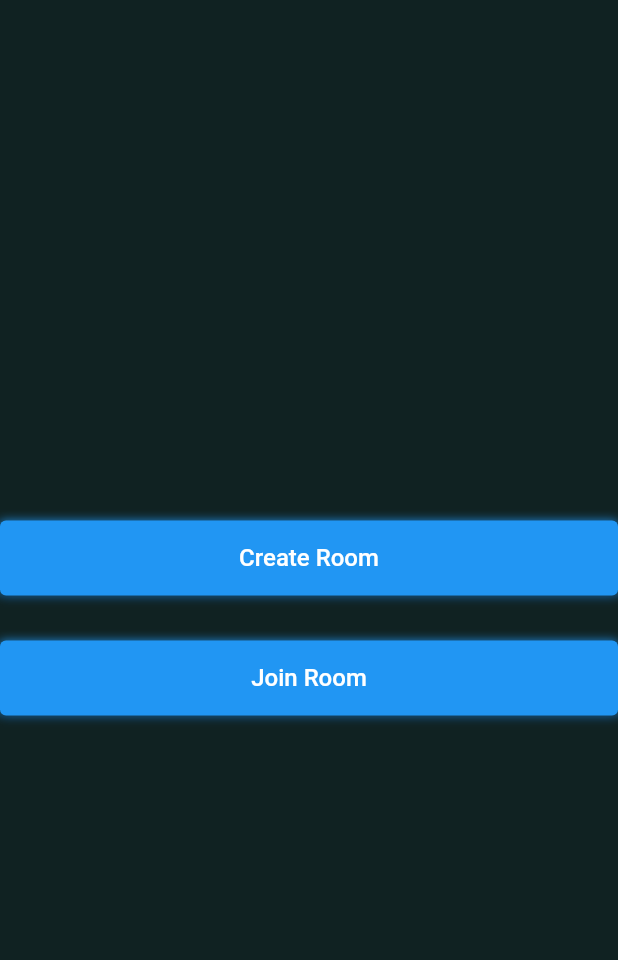
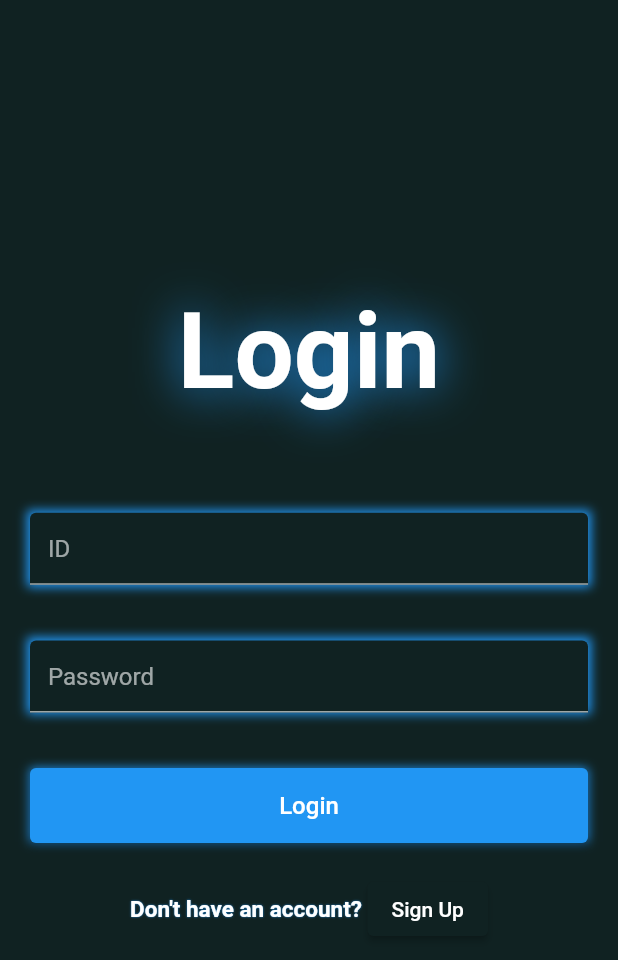
Before and after one commit to ssajiny/flutter_socket, a Flutter app: the screen it shows after launch, on a phone screen of 412 x 824 dp. Shown: the top 960 px of the screen. Run offline on Flutter 3.47's test engine with Material 2 defaults, Android fonts, the phone set to English and light mode, and no system bars; our stand-ins replace supabase_flutter; accounts and stored records are empty.

Commit message:
login & sign up UI

```diff
--- a/lib/main.dart
+++ b/lib/main.dart
@@ -1,12 +1,26 @@
 import 'package:flutter/material.dart';
 import 'package:flutter_socket/screens/create_room_screen.dart';
 import 'package:flutter_socket/screens/join_room_screen.dart';
+import 'package:flutter_socket/screens/login_screen.dart';
 import 'package:flutter_socket/screens/main_menu.dart';
+import 'package:flutter_socket/screens/sign_up_screen.dart';
+import 'package:flutter_socket/screens/splash_screen.dart';
 import 'package:flutter_socket/utils/colors.dart';
+import 'package:flutter_socket/assets/constants.dart' as constants;
 
-void main() {
+import 'package:supabase_flutter/supabase_flutter.dart';
+
+void main() async {
+  await Supabase.initialize(
+    url: constants.url,
+    anonKey: constants.anonKey,
+    realtimeClientOptions: const RealtimeClientOptions(eventsPerSecond: 40),
+    authFlowType: AuthFlowType.pkce,
+  );
   runApp(const MyApp());
 }
+
+final supabase = Supabase.instance.client;
 
 class MyApp extends StatelessWidget {
   const MyApp({super.key});
@@ -17,11 +31,14 @@ class MyApp extends StatelessWidget {
       title: 'Flutter Demo',
       theme: ThemeData.dark().copyWith(scaffoldBackgroundColor: bgCololor),
       routes: {
+        SplashScreen.routeName: (context) => const SplashScreen(),
+        LoginScreen.routeName: (context) => const LoginScreen(),
         MainMenuScreen.routeName: (context) => const MainMenuScreen(),
         CreateRoomScreen.routeName: (context) => const CreateRoomScreen(),
         JoinRoomScreen.routeName: (context) => const JoinRoomScreen(),
+        SignUpScreen.routeName: (context) => const SignUpScreen(),
       },
-      initialRoute: MainMenuScreen.routeName,
+      initialRoute: SplashScreen.routeName,
     );
   }
 }
--- a/lib/screens/create_room_screen.dart
+++ b/lib/screens/create_room_screen.dart
@@ -41,6 +41,7 @@ class _CreateRoomScreenState extends State<CreateRoomScreen> {
                 CustomTextField(
                   controller: _nameController,
                   hintText: 'Enter your nickname',
+                  obscure: false,
                 ),
                 SizedBox(height: size.height * 0.045),
                 CustomButton(onTap: () {}, text: 'Create')
--- a/lib/screens/join_room_screen.dart
+++ b/lib/screens/join_room_screen.dart
@@ -43,14 +43,16 @@ class _JoinRoomScreenState extends State<JoinRoomScreen> {
                 CustomTextField(
                   controller: _nameController,
                   hintText: 'Enter your nickname',
+                  obscure: false,
                 ),
                 const SizedBox(height: 20),
                 CustomTextField(
                   controller: _gameIdController,
                   hintText: 'Enter Game ID',
+                  obscure: false,
                 ),
                 SizedBox(height: size.height * 0.045),
-                CustomButton(onTap: () {}, text: 'Join')
+                CustomButton(onTap: () {}, text: 'Join'),
               ]),
         ),
       ),
--- /dev/null
+++ b/lib/screens/login_screen.dart
@@ -0,0 +1,85 @@
+import 'package:flutter/material.dart';
+import 'package:flutter_socket/responsive/responsive.dart';
+import 'package:flutter_socket/screens/sign_up_screen.dart';
+import 'package:flutter_socket/utils/colors.dart';
+import 'package:flutter_socket/widgets/custom_button.dart';
+import 'package:flutter_socket/widgets/custom_text.dart';
+import 'package:flutter_socket/widgets/custom_textfield.dart';
+
+class LoginScreen extends StatefulWidget {
+  static String routeName = '/login';
+  const LoginScreen({super.key});
+
+  @override
+  State<LoginScreen> createState() => _LoginScreenState();
+}
+
+class _LoginScreenState extends State<LoginScreen> {
+  final TextEditingController _idController = TextEditingController();
+  final TextEditingController _pwController = TextEditingController();
+
+  @override
+  void initState() {
+    super.initState();
+  }
+
+  @override
+  void dispose() {
+    super.dispose();
+    _idController.dispose();
+    _pwController.dispose();
+  }
+
+  @override
+  Widget build(BuildContext context) {
+    final size = MediaQuery.of(context).size;
+
+    return Scaffold(
+      body: Responsive(
+          child: Container(
+        margin: const EdgeInsets.symmetric(horizontal: 20),
+        child: Column(
+            mainAxisAlignment: MainAxisAlignment.center,
+            crossAxisAlignment: CrossAxisAlignment.center,
+            children: [
+              const CustomText(
+                  shadows: [Shadow(blurRadius: 40, color: Colors.blue)],
+                  text: 'Login',
+                  fontSize: 70),
+              SizedBox(height: size.height * 0.08),
+              CustomTextField(
+                controller: _idController,
+                hintText: 'ID',
+                obscure: false,
+              ),
+              SizedBox(height: size.height * 0.045),
+              CustomTextField(
+                controller: _pwController,
+                hintText: 'Password',
+                obscure: true,
+              ),
+              SizedBox(height: size.height * 0.045),
+              CustomButton(onTap: () {}, text: 'Login'),
+              const SizedBox(height: 20),
+              Row(
+                mainAxisAlignment: MainAxisAlignment.center,
+                children: [
+                  const CustomText(
+                      shadows: [Shadow(blurRadius: 1, color: Colors.blue)],
+                      text: 'Don\'t have an account? ',
+                      fontSize: 15),
+                  ElevatedButton(
+                    style: ElevatedButton.styleFrom(backgroundColor: bgCololor),
+                    child: const Text('Sign Up'),
+                    onPressed: () {
+                      Navigator.of(context)
+                          .pushReplacementNamed(SignUpScreen.routeName);
+                    },
+                  )
+                ],
+              ),
+            ]),
+      )),
+    );
+  }
+}
--- a/lib/screens/main_menu.dart
+++ b/lib/screens/main_menu.dart
@@ -6,7 +6,6 @@ import 'package:flutter_socket/widgets/custom_button.dart';
 
 class MainMenuScreen extends StatelessWidget {
   static String routeName = '/main-menu';
-
   const MainMenuScreen({super.key});
 
   void CreateRoom(BuildContext context) {
--- a/lib/widgets/custom_textfield.dart
+++ b/lib/widgets/custom_textfield.dart
@@ -4,9 +4,14 @@ import 'package:flutter_socket/utils/colors.dart';
 class CustomTextField extends StatelessWidget {
   final TextEditingController controller;
   final String hintText;
+  final bool obscure;
 
-  const CustomTextField(
-      {super.key, required this.controller, required this.hintText});
+  const CustomTextField({
+    super.key,
+    required this.controller,
+    required this.hintText,
+    required this.obscure,
+  });
 
   @override
   Widget build(BuildContext context) {
@@ -19,6 +24,7 @@ class CustomTextField extends StatelessWidget {
         )
       ]),
       child: TextField(
+        obscureText: obscure,
         controller: controller,
         decoration: InputDecoration(
           fillColor: bgCololor,
--- a/pubspec.yaml
+++ b/pubspec.yaml
@@ -30,6 +30,7 @@ environment:
 dependencies:
   flutter:
     sdk: flutter
+  supabase_flutter: ^1.10.19
 
 
   # The following adds the Cupertino Icons font to your application.
```
Also changed, not shown: lib/screens/sign_up_screen.dart (added, +93 -0 lines), lib/screens/splash_screen.dart (added, +39 -0 lines), pubspec.lock, 6 other files.
